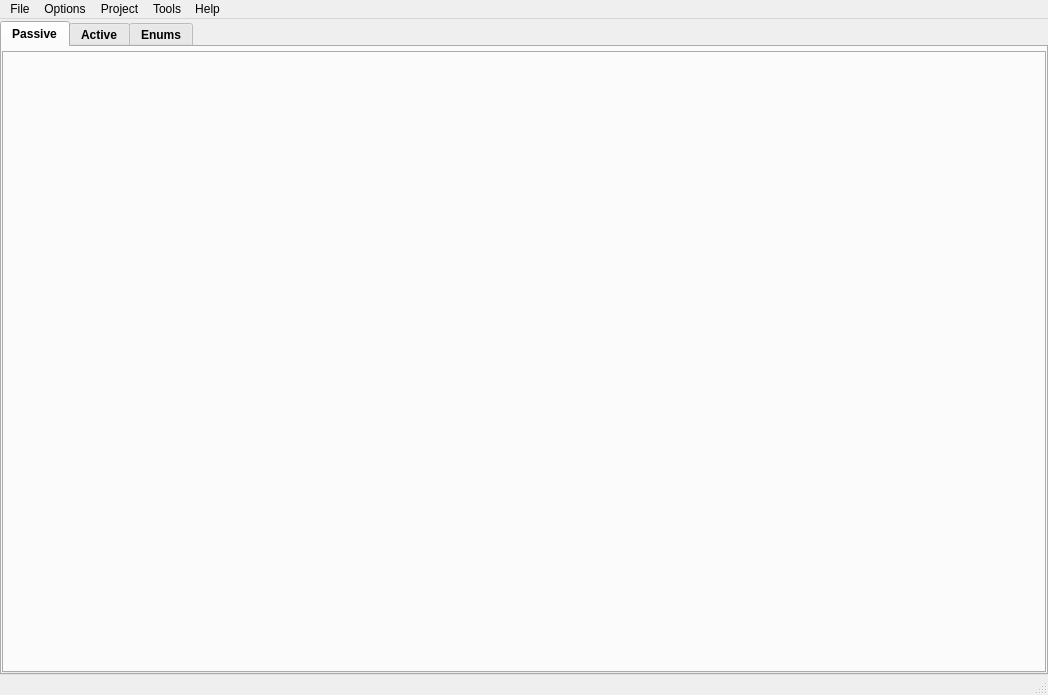
This is sub3suite/src/MainWindow.ui in 3nock/OTE as Qt 5 draws it before an edit. The edited form follows.
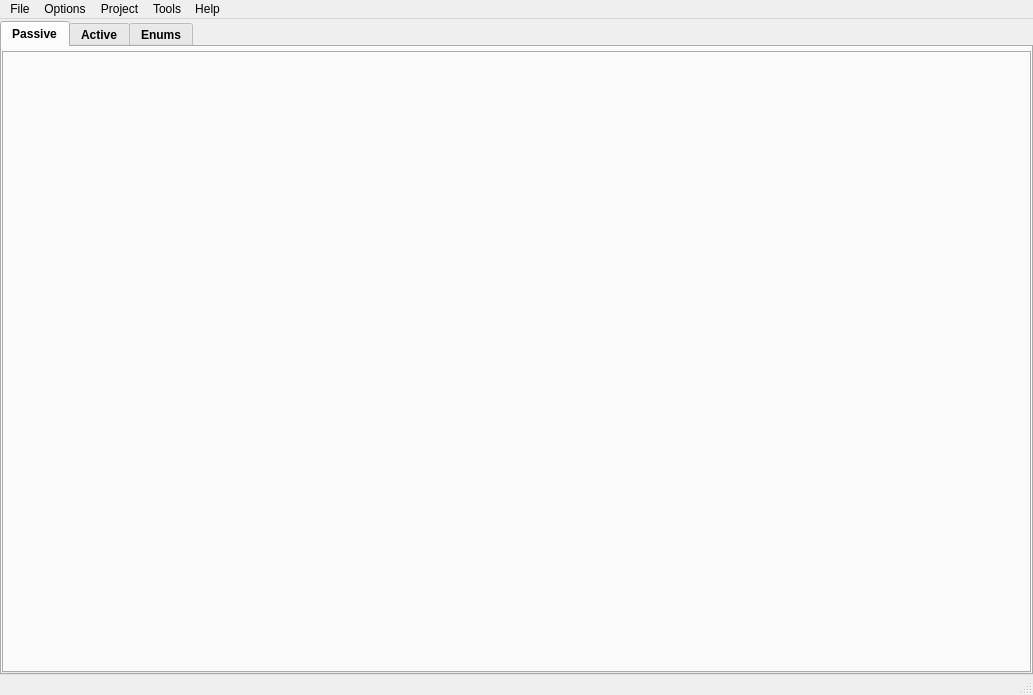
This is the edited form. Icons and pictures are not drawn.

The edit to the form file:
```diff
--- a/sub3suite/src/MainWindow.ui
+++ b/sub3suite/src/MainWindow.ui
@@ -6,7 +6,7 @@
    <rect>
     <x>0</x>
     <y>0</y>
-    <width>1048</width>
+    <width>1033</width>
     <height>695</height>
    </rect>
   </property>
@@ -785,7 +785,7 @@
     <rect>
      <x>0</x>
      <y>0</y>
-     <width>1048</width>
+     <width>1033</width>
      <height>19</height>
     </rect>
    </property>
```
